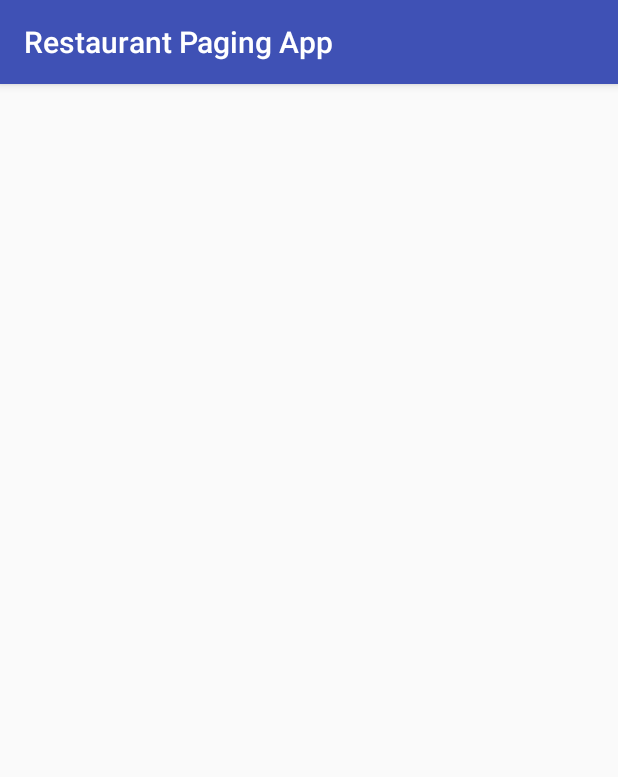
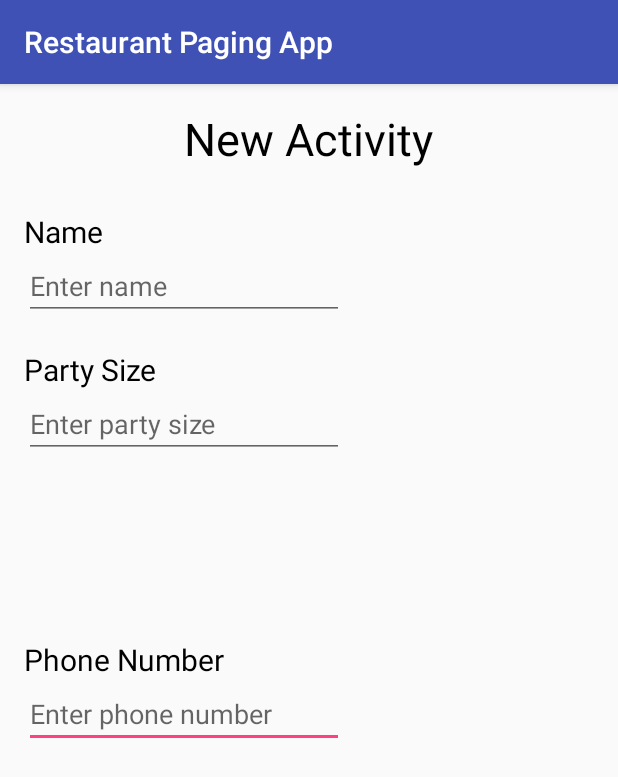
Before and after one commit to umdcs/restaurantPagingApp, an Android app: the CreateReservationActivity screen opened directly, with no data from a screen before it, on a phone screen of 412 x 824 dp. Shown: the top 777 px of the screen. Run offline under Robolectric (Android 15) with nearby library versions, the phone set to English and light mode, and no system bars.

Commit message:
Began to set up the basic activity view for the reservation creator.

```diff
--- a/Android/RestaurantPagingApp/app/src/main/res/layout/activity_create_reservation.xml
+++ b/Android/RestaurantPagingApp/app/src/main/res/layout/activity_create_reservation.xml
@@ -10,4 +10,82 @@
     android:paddingTop="@dimen/activity_vertical_margin"
     tools:context="edu.umn.d.restaurantpagingapp.CreateReservationActivity">
 
+    <TextView
+        android:text="New Activity"
+        android:layout_width="wrap_content"
+        android:layout_height="wrap_content"
+        android:id="@+id/title"
+        android:layout_alignParentTop="true"
+        android:layout_centerHorizontal="true"
+        android:textSize="30dp"
+        android:textColor="@color/Black"/>
+
+    <TextView
+        android:text="Name"
+        android:layout_width="wrap_content"
+        android:layout_height="wrap_content"
+        android:layout_below="@+id/title"
+        android:layout_alignParentLeft="true"
+        android:layout_alignParentStart="true"
+        android:layout_marginTop="28dp"
+        android:id="@+id/nameLabel"
+        android:textColor="@color/Black"
+        android:textSize="20dp"/>
+
+    <TextView
+        android:text="Party Size"
+        android:layout_width="wrap_content"
+        android:layout_height="wrap_content"
+        android:layout_below="@+id/nameEditText"
+        android:layout_alignParentLeft="true"
+        android:layout_alignParentStart="true"
+        android:layout_marginTop="19dp"
+        android:id="@+id/partySizeLabel"
+        android:textColor="@color/Black"
+        android:textSize="20dp"/>
+
+    <EditText
+        android:layout_width="wrap_content"
+        android:layout_height="wrap_content"
+        android:inputType="number"
+        android:ems="10"
+        android:id="@+id/phoneNumEditTest"
+        android:hint="Enter phone number"
+        android:layout_below="@+id/phoneNumLabel"
+        android:layout_alignParentLeft="true"
+        android:layout_alignParentStart="true" />
+
+    <EditText
+        android:layout_width="wrap_content"
+        android:layout_height="wrap_content"
+        android:inputType="number"
+        android:ems="10"
+        android:id="@+id/partySizeEditText"
+        android:hint="Enter party size"
+        android:layout_below="@+id/partySizeLabel"
+        android:layout_alignParentLeft="true"
+        android:layout_alignParentStart="true" />
+
+    <EditText
+        android:layout_width="wrap_content"
+        android:layout_height="wrap_content"
+        android:inputType="textPersonName"
+        android:ems="10"
+        android:id="@+id/nameEditText"
+        android:hint="Enter name"
+        android:layout_below="@+id/nameLabel"
+        android:layout_alignParentLeft="true"
+        android:layout_alignParentStart="true" />
+
+    <TextView
+        android:text="Phone Number"
+        android:layout_width="wrap_content"
+        android:layout_height="wrap_content"
+        android:id="@+id/phoneNumLabel"
+        android:textColor="@color/Black"
+        android:textSize="20dp"
+        android:layout_centerVertical="true"
+        android:layout_alignParentLeft="true"
+        android:layout_alignParentStart="true" />
+
 </RelativeLayout>
--- a/Android/RestaurantPagingApp/app/src/main/res/values/colors.xml
+++ b/Android/RestaurantPagingApp/app/src/main/res/values/colors.xml
@@ -3,4 +3,5 @@
     <color name="colorPrimary">#3F51B5</color>
     <color name="colorPrimaryDark">#303F9F</color>
     <color name="colorAccent">#FF4081</color>
+    <color name="Black">#000000</color>
 </resources>
```
